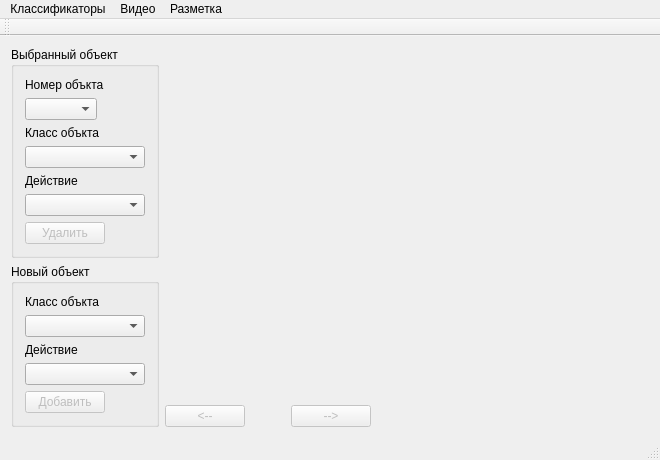
The window that videoMarkup/ui/videoMarkup.ui (Fullback22/videoMarkup) describes before a commit, drawn with Qt 5.
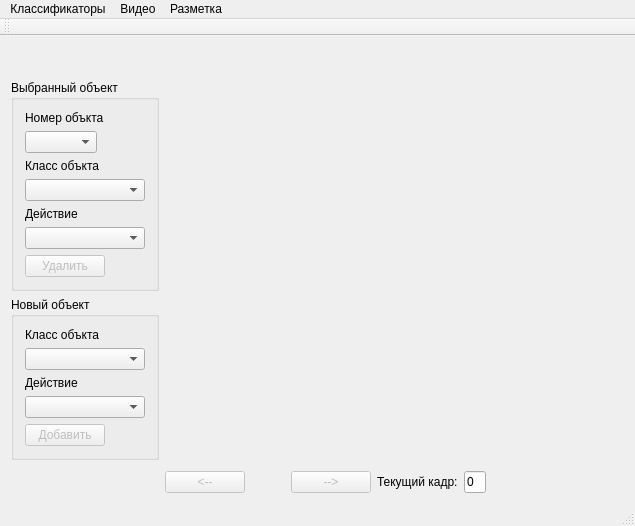
The same window after the commit. Custom widgets are drawn as their Qt base class.

Commit message: creaded push button nextFrame

```diff
--- a/videoMarkup/ui/videoMarkup.ui
+++ b/videoMarkup/ui/videoMarkup.ui
@@ -6,8 +6,8 @@
    <rect>
     <x>0</x>
     <y>0</y>
-    <width>660</width>
-    <height>446</height>
+    <width>635</width>
+    <height>526</height>
    </rect>
   </property>
   <property name="windowTitle">
@@ -263,7 +263,7 @@
        </widget>
       </item>
       <item>
-       <layout class="QHBoxLayout" name="horizontalLayout" stretch="1,1,1,10">
+       <layout class="QHBoxLayout" name="horizontalLayout" stretch="3,3,3,0,1,10">
         <item>
          <widget class="QPushButton" name="pb_previusFrame">
           <property name="enabled">
@@ -312,6 +312,23 @@
           </property>
          </widget>
         </item>
+        <item>
+         <widget class="QLabel" name="label_4">
+          <property name="text">
+           <string>Текущий кадр:</string>
+          </property>
+         </widget>
+        </item>
+        <item>
+         <widget class="QLineEdit" name="le_activFrameNumber">
+          <property name="text">
+           <string>0</string>
+          </property>
+          <property name="readOnly">
+           <bool>true</bool>
+          </property>
+         </widget>
+        </item>
         <item>
          <spacer name="horizontalSpacer_4">
           <property name="orientation">
@@ -336,7 +353,7 @@
     <rect>
      <x>0</x>
      <y>0</y>
-     <width>660</width>
+     <width>635</width>
      <height>21</height>
     </rect>
    </property>
```
The commit also changes 5 other files.
